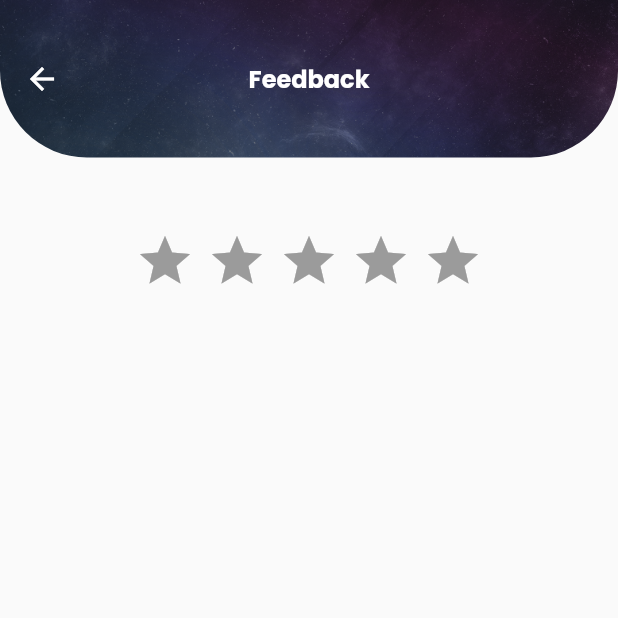
After one commit to mjudianto/MyPlanet_Flutter, a Flutter app: the ElearningFeedbackPage screen opened by its route, on a phone screen of 412 x 824 dp, the top half of it. The commit adds this screen. Run offline on Flutter 3.47's test engine with Material 2 defaults, Android fonts, the phone set to English and light mode, and no system bars; drawn by our look-alikes of flutter_rating_bar; our stand-ins replace flutter_secure_storage, get, go_router, internet_connection_checker, jwt_decoder, timer_count_down and 1 more; missing offline and left inert: appinio_video_player; accounts and stored records are empty; network calls fail.

Commit message:
elearning test feature update

```diff
--- a/lib/providers/users/user_provider.dart
+++ b/lib/providers/users/user_provider.dart
@@ -21,6 +21,7 @@ class UserProvider {
       }
 
     } catch (e) {
+      print(e);
       throw Exception('Error: $e');
     }
   }
--- a/lib/routes/page_route.dart
+++ b/lib/routes/page_route.dart
@@ -2,6 +2,9 @@ import 'package:get/get_navigation/src/routes/get_route.dart';
 import 'package:myplanet/routes/route_name.dart';
 import 'package:myplanet/views/pages/community/community_page.dart';
 import 'package:myplanet/views/pages/dashboard/dashboard_page.dart';
+import 'package:myplanet/views/pages/elearning/elearninTest/elearning_test_page.dart';
+import 'package:myplanet/views/pages/elearning/elearninTest/feedback/elearning_feedback_page.dart';
+import 'package:myplanet/views/pages/elearning/elearningCourse/elearning_course_page.dart';
 import 'package:myplanet/views/pages/elearning/elearning_page.dart';
 import 'package:myplanet/views/pages/home/home_page.dart';
 import 'package:myplanet/views/pages/login_page.dart';
@@ -22,10 +25,27 @@ class AppPage {
       name: RouteName.homePage,
       page: () => HomePage(),
     ),
+
+
+    // elearning
     GetPage(
       name: RouteName.elearningPage,
       page: () => const ElearningPage(),
     ),
+    GetPage(
+      name: RouteName.elearningCoursePage,
+      page: () => const ElearningCoursePage(),
+    ),
+    GetPage(
+      name: RouteName.elearningTestPage,
+      page: () => const ElearningTestPage(),
+    ),
+    GetPage(
+      name: RouteName.elearningFeedbackPage,
+      page: () => ElearningFeedbackPage(),
+    ),
+
+
     GetPage(
       name: RouteName.podtretPage,
       page: () => const PodtretPage(),
--- a/lib/routes/route_name.dart
+++ b/lib/routes/route_name.dart
@@ -4,7 +4,14 @@ abstract class RouteName {
   static const loginPage = '/login';
   static const homePage = '/home';
   static const dashboardPage = '/dashboard';
+
+
   static const elearningPage = '/elearning';
+  static const elearningCoursePage = '/elearning/course';
+  static const elearningTestPage = '/elearning/course/test';
+  static const elearningFeedbackPage = '/elearning/course/feedback';
+
+
   static const podtretPage = '/podtret';
   static const communityPage = '/community';
   static const profilePage = '/profile';
--- a/lib/views/pages/elearning/elearning_test_page.dart
+++ b/lib/views/pages/elearning/elearninTest/elearning_test_page.dart
@@ -1,13 +1,13 @@
 import 'package:flutter/material.dart';
-import 'package:myplanet/controllers/elearnings/elearning_course_controller.dart';
+import 'package:get/get.dart';
+import 'package:myplanet/routes/route_name.dart';
 import 'package:myplanet/theme.dart';
+import 'package:myplanet/views/pages/elearning/elearninTest/elearning_test_page_controller.dart';
 import 'package:myplanet/views/widgets/appBar/appbar.dart';
 import 'package:timer_count_down/timer_count_down.dart';
 
 class ElearningTestPage extends StatefulWidget {
-  const ElearningTestPage({super.key, required this.elearningTestId});
-
-  final String elearningTestId;
+  const ElearningTestPage({super.key});
 
   @override
   State<ElearningTestPage> createState() => _ElearningTestPageState();
@@ -23,6 +23,8 @@ class _ElearningTestPageState extends State<ElearningTestPage> {
   List<List<String>?> generatedChoices = [];
   int correctAnswer = 0;
 
+  ElearningTestPageController elearningTestPageController = Get.find();
+
   @override
   void initState() {
     super.initState();
@@ -31,7 +33,7 @@ class _ElearningTestPageState extends State<ElearningTestPage> {
 
   Future<void> _fetchTest() async {
     try {
-      final test = await ElearningCourseController.fetchSingleTestDetail(widget.elearningTestId);
+      final test = await elearningTestPageController.fetchSingleTestDetail();
       setState(() {
         _testData = test.data;
         _testData!.shuffle();
@@ -282,14 +284,21 @@ class _ElearningTestPageState extends State<ElearningTestPage> {
                               });
                             } else {
                               correctAnswer = 0;
+
+                              if (answers.length < currentQuestion+1) {
+                                answers.add('blank');
+                              }
+
                               for (int i = 0; i < answers.length; i++) {
                                 if (answers[i] == _testData![i].answer) {
                                   correctAnswer++;
                                 }
                               }
 
-                              // print(_testData![0].questionNumber == 0 ? (correctAnswer / _testData!.length)*100 : (correctAnswer / _testData![0].questionNumber)*100);
-                              // print(widget.elearningTestId);
+                              String score = (correctAnswer/_testData!.length*100).toStringAsFixed(0);
+
+                              // elearningTestPageController.submitTestRecord(score);
+                              Get.offAllNamed(RouteName.elearningFeedbackPage);
                             }
 
                           },
--- /dev/null
+++ b/lib/views/pages/elearning/elearninTest/feedback/elearning_feedback_page.dart
@@ -0,0 +1,54 @@
+import 'package:flutter/material.dart';
+import 'package:flutter_rating_bar/flutter_rating_bar.dart';
+import 'package:get/get.dart';
+import 'package:myplanet/theme.dart';
+import 'package:myplanet/views/pages/elearning/elearninTest/elearning_test_page_controller.dart';
+import 'package:myplanet/views/widgets/appBar/appbar.dart';
+
+class ElearningFeedbackPage extends StatelessWidget {
+  ElearningFeedbackPage({super.key});
+
+  final ElearningTestPageController elearningTestPageController = Get.find();
+
+  @override
+  Widget build(BuildContext context) {
+    return Scaffold(
+      appBar: const PageAppBar(type: 'text', title: 'Feedback',),
+      body: Column(
+        children: [
+          const SizedBox(height: 25,),
+          Center(
+            child: SizedBox(
+              width: 260,
+              child: Text(
+                elearningTestPageController.elearningTest.data?[0].judul ?? "",
+                style: TextStyle(
+                  fontFamily: 'Poppins',
+                  fontSize: 16,
+                  fontWeight: semiBold
+                ),
+                textAlign: TextAlign.center,
+              ),
+            ),
+          ),
+          SizedBox(
+            child: RatingBar.builder(
+              initialRating: 0,
+              minRating: 1,
+              direction: Axis.horizontal,
+              allowHalfRating: false,
+              itemCount: 5,
+              itemPadding: const EdgeInsets.symmetric(horizontal: 4.0),
+              itemBuilder: (context, _) => const Icon(
+                Icons.star,
+                color: Colors.amber,
+              ),
+              onRatingUpdate: (rating) {
+              },
+            ),
+          )
+        ],
+      ),
+    );
+  }
+}
--- a/lib/views/pages/login_page.dart
+++ b/lib/views/pages/login_page.dart
@@ -1,6 +1,5 @@
 import 'package:flutter/material.dart';
 import 'package:get/route_manager.dart';
-import 'package:go_router/go_router.dart';
 import 'package:myplanet/controllers/users/user_controller.dart';
 import 'package:myplanet/helpers/global_variable.dart';
 import 'package:myplanet/models/users/user_model.dart';
@@ -104,6 +103,7 @@ class _LoginPageState extends State<LoginPage> {
                           onPressed: () async {
                             // Fetch the user token when the button is pressed
                             try {
+                              print('before');
                               User userToken = await UserController.fetchUserToken(_nikController.text, _passwordController.text);
 
                               await GlobalVariable.secureStorage.write(key: 'user_token', value: userToken.data);
@@ -112,6 +112,8 @@ class _LoginPageState extends State<LoginPage> {
 
                               // ignore: use_build_context_synchronously
                               Get.offNamed(RouteName.dashboardPage);
+
+                              print('after');
 
                             } catch (e) {
                               // Handle exceptions that might occur during the authentication process
--- a/pubspec.yaml
+++ b/pubspec.yaml
@@ -46,6 +46,7 @@ dependencies:
   timer_count_down: ^2.2.2
   get: ^4.6.5
   zoom_tap_animation: ^1.1.0
+  flutter_rating_bar: ^4.0.1
 
 dev_dependencies:
   flutter_test:
```
Also changed, not shown: lib/controllers/elearnings/elearning_course_controller.dart (+0 -65 lines), lib/home_binding.dart (+9 -0 lines), lib/providers/elearnings/user_record_provider.dart (+23 -0 lines), lib/views/pages/elearning/elearninTest/elearning_test_page_controller.dart (added, +36 -0 lines), lib/views/pages/elearning/elearningCourse/elearning_course_page.dart (renamed from lib/views/pages/elearning/elearning_course_page.dart, +56 -36 lines), lib/views/pages/elearning/elearningCourse/elearning_course_page_controller.dart (added, +61 -0 lines), lib/views/pages/elearning/elearning_page.dart (+15 -2 lines), lib/views/pages/home/home_page.dart (+22 -16 lines), lib/views/pages/home/home_page_controller.dart (+10 -1 lines), lib/views/widgets/card/card_horizontal_widget.dart (+3 -4 lines), lib/views/widgets/card/card_vertical_widget.dart (+3 -4 lines), pubspec.lock, 1 other file.
